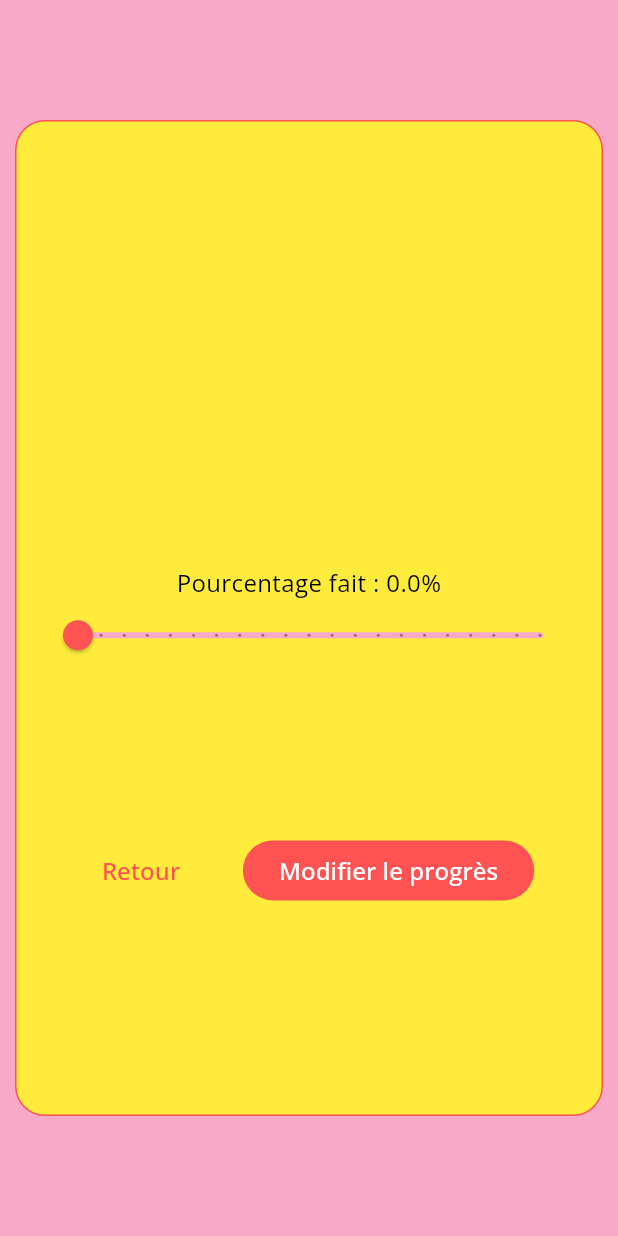
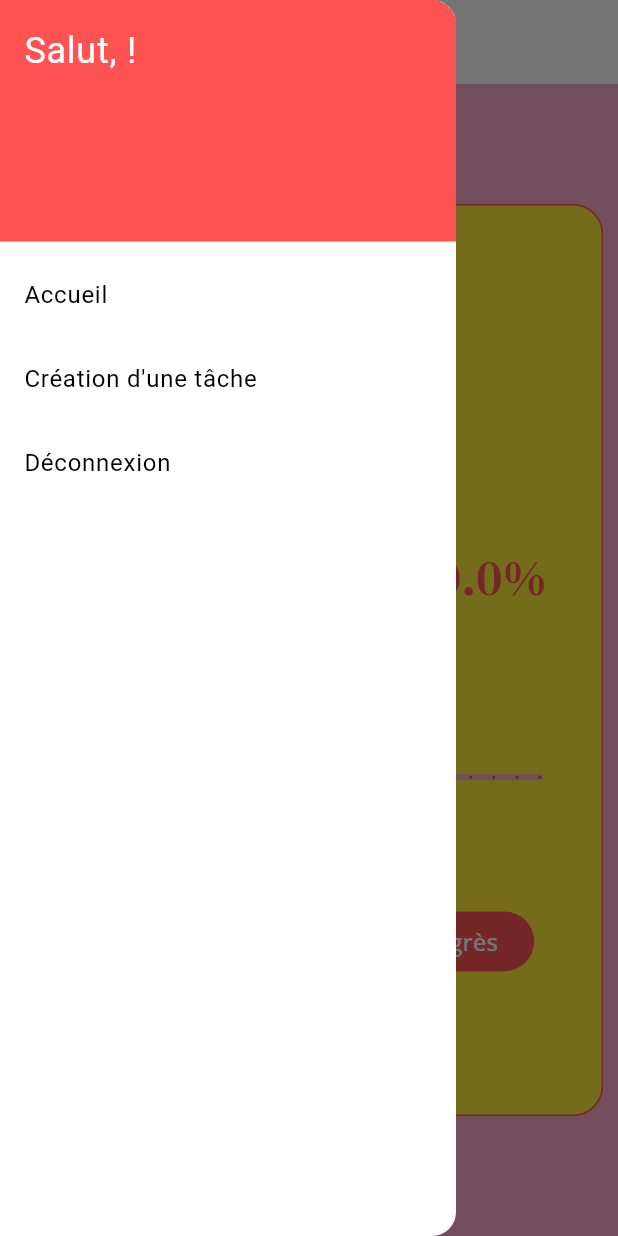
Before and after one commit to 2050189/TP1-FLUTTER, a Flutter app: the Details screen opened directly with empty values, with the side drawer open (before the commit the screen has no drawer), on a phone screen of 412 x 824 dp. Run offline on Flutter 3.47's test engine with Material 3 defaults, Android fonts, the phone set to English and light mode, and no system bars; our stand-ins replace cookie_jar, dio, dio_cookie_manager, fluttertoast; network calls fail; project files that could hold a hidden picture were left out.

Commit message:
FCT page de détail et tiroir de navigation

```diff
--- a/tp1_flutter/lib/details.dart
+++ b/tp1_flutter/lib/details.dart
@@ -4,6 +4,7 @@ import 'package:tp1_flutter/http.dart';
 import 'package:tp1_flutter/main.dart';
 
 import 'accueil.dart';
+import 'creation.dart';
 
 class Details extends StatefulWidget {
   const Details({super.key, required this.taskid});
@@ -19,7 +20,9 @@ class _DetailsState extends State<Details> {
 
   String nameOfTask = "";
 
-  double _currentSliderValue = 0;
+  int _currentSliderValue = 0;
+
+  double timeLeftPerc = 0;
 
 
   @override
@@ -35,7 +38,8 @@ class _DetailsState extends State<Details> {
 
     });
     nameOfTask = tdr.name;
-    _currentSliderValue = tdr.percentageDone as double;
+    _currentSliderValue = tdr.percentageDone;
+    timeLeftPerc = tdr.percentageTimeSpent;
   }
 
   @override
@@ -43,7 +47,52 @@ class _DetailsState extends State<Details> {
 
 
 
-    return Scaffold(
+    return Scaffold(appBar: AppBar(
+      backgroundColor: Colors.white,
+    ),
+      drawer: Drawer(
+          backgroundColor: Colors.white,
+          child: ListView(
+              padding: EdgeInsets.zero,
+              children: <Widget>[
+                DrawerHeader(
+                  decoration: BoxDecoration(
+                    color: MyColorScheme.myPrimaryColor,
+                  ),
+                  child: Text(
+                    "Salut, "+
+                        SingletonDIO.pseudoSingleton+"!",
+                    style: TextStyle(
+                      color: Colors.white,
+                      fontSize: 24,
+                    ),
+                  ),
+                ),
+                ListTile(
+                  title: Text("Accueil"),
+                  onTap: () async {
+                    await NavigationHelper().navigateTo(context, Accueil());
+                  }
+                  ,
+                ),
+                ListTile(
+                  title: Text("Création d'une tâche"),
+                  onTap: () async{
+                    await NavigationHelper().navigateTo(context, Creation());
+                  }
+                  ,
+                ),
+                ListTile(
+                  title: Text("Déconnexion"),
+                  onTap: () async {
+                    await Logout();
+                    await NavigationHelper().home(context);
+                  }
+                  ,
+                )
+              ]
+          )
+      ),
       body: Column(
         mainAxisAlignment: MainAxisAlignment.center,
         mainAxisSize: MainAxisSize.max,
@@ -61,7 +110,10 @@ class _DetailsState extends State<Details> {
               mainAxisAlignment: MainAxisAlignment.spaceEvenly,
               children: [
                 Text(
-                  nameOfTask, textAlign: TextAlign.center, style: MyTypography.myHeadingStyle,
+                  nameOfTask, textAlign: TextAlign.center, style: MyTypography.myDisplayStyleDark,
+                ),
+                Text(
+                  "Temps restant : "+ timeLeftPerc.toString()+"%", textAlign: TextAlign.center, style: MyTypography.myHeadingStyle,
                 ),
                 Column(
                   mainAxisAlignment: MainAxisAlignment.center,
@@ -70,14 +122,14 @@ class _DetailsState extends State<Details> {
                       "Pourcentage fait : "+_currentSliderValue.toString()+"%", textAlign: TextAlign.center, style: MyTypography.myBodyStyleDark,
                     ),
                     Slider(
-                      value: _currentSliderValue,
+                      value: _currentSliderValue.toDouble(),
                       min: 0,
                       max: 100,
                       divisions: 20,
                       label: _currentSliderValue.round().toString(),
                       onChanged: (double value) {
                         setState(() {
-                          _currentSliderValue = value;
+                          _currentSliderValue = value.toInt();
                         });
                       },
                     ),
--- a/tp1_flutter/lib/main.dart
+++ b/tp1_flutter/lib/main.dart
@@ -35,8 +35,8 @@ class MyColorScheme extends ColorScheme{
 class MyTypography {
   static const TextStyle myHeadingStyle = TextStyle(
     fontSize: 34, fontWeight: FontWeight.normal,
-    fontFamily: "DMSerif"
-
+    fontFamily: "DMSerif",
+    color: MyColorScheme.myPrimaryColor
   );
 
   static const TextStyle myDisplayStyleLight = TextStyle(
```
Also changed, not shown: tp1_flutter/lib/accueil.dart (+47 -1 lines), tp1_flutter/lib/creation.dart (+46 -1 lines), tp1_flutter/lib/http.dart (+17 -0 lines).
